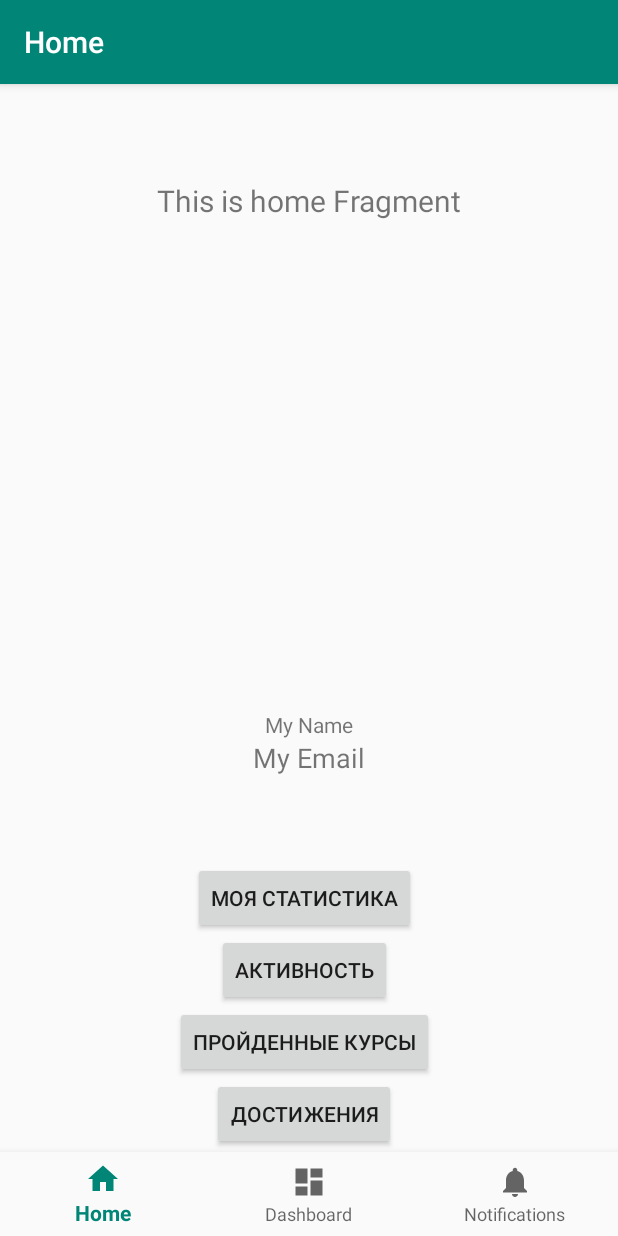
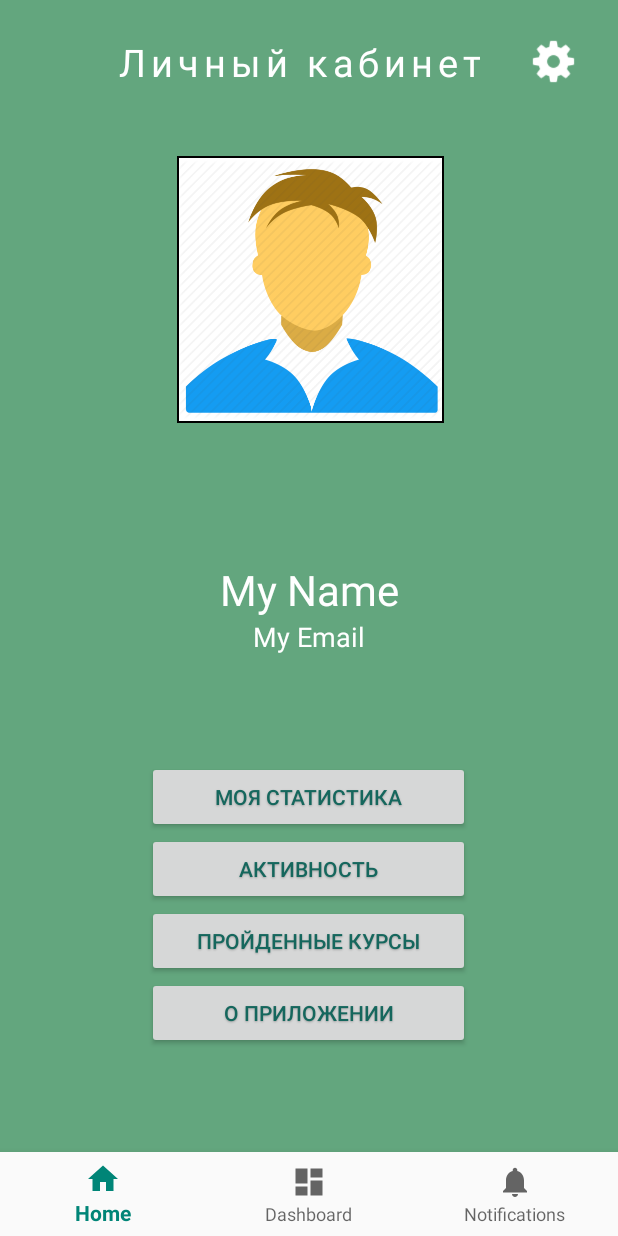
Before and after one commit to KJEITA/Team4_Application, an Android app: the HomeFragment screen opened directly, with no data from a screen before it, on a phone screen of 412 x 824 dp. Run offline under Robolectric (Android 15) with nearby library versions, the phone set to English and light mode, and no system bars; our stand-ins replace Firebase (no records; nobody signed in at launch, a user with empty details on screens opened directly), navigation-ui; 2 statements that could not run were skipped.

Commit message:
Add some design + add new page: statistika, settings and about app

```diff
--- a/app/src/main/AndroidManifest.xml
+++ b/app/src/main/AndroidManifest.xml
@@ -11,7 +11,7 @@
         android:theme="@style/AppTheme">
         <activity
             android:name=".MainActivity"
-            android:label="@string/app_name"></activity>
+            android:label="@string/app_name" />
 
         <activity
             android:name=".ui.signUp.SignUp"
--- a/app/src/main/java/bonch/dev/team4_application/MainActivity.kt
+++ b/app/src/main/java/bonch/dev/team4_application/MainActivity.kt
@@ -22,5 +22,7 @@ class MainActivity : AppCompatActivity() {
             R.id.navigation_home, R.id.navigation_dashboard, R.id.navigation_notifications))
         setupActionBarWithNavController(navController, appBarConfiguration)
         navView.setupWithNavController(navController)
+
+        supportActionBar?.hide()
     }
 }
--- a/app/src/main/java/bonch/dev/team4_application/ui/home/HomeFragment.kt
+++ b/app/src/main/java/bonch/dev/team4_application/ui/home/HomeFragment.kt
@@ -1,17 +1,21 @@
 package bonch.dev.team4_application.ui.home
 
+import android.content.Context
+import android.content.Intent
 import android.os.Bundle
 import android.view.LayoutInflater
 import android.view.View
 import android.view.ViewGroup
+import android.widget.Button
+import android.widget.ImageView
 import android.widget.TextView
 import androidx.fragment.app.Fragment
-import androidx.lifecycle.Observer
+import androidx.fragment.app.FragmentManager
 import androidx.lifecycle.ViewModelProviders
 import bonch.dev.team4_application.R
+import bonch.dev.team4_application.ui.fragments.StaticFragment
 import com.google.firebase.auth.FirebaseAuth
 import com.google.firebase.database.*
-import kotlinx.android.synthetic.main.fragment_home.*
 
 class HomeFragment : Fragment() {
 
@@ -24,6 +28,21 @@ class HomeFragment : Fragment() {
     private lateinit var myName: TextView
     private lateinit var myEmail: TextView
 
+    private lateinit var staticButton: Button
+    private lateinit var nastrButton: ImageView
+    private lateinit var aboutAppButton: Button
+
+    private lateinit var avatarImage: ImageView
+
+    var dialogStat = StaticFragment()
+    val dialogNastr = NastrFragment()
+    val dialogAboutApp = AboutAppFragment()
+
+
+    override fun onAttach(context: Context) {
+        super.onAttach(context)
+    }
+
     override fun onCreateView(
         inflater: LayoutInflater,
         container: ViewGroup?,
@@ -32,15 +51,15 @@ class HomeFragment : Fragment() {
         homeViewModel =
             ViewModelProviders.of(this).get(HomeViewModel::class.java)
         val root = inflater.inflate(R.layout.fragment_home, container, false)
-        val textView: TextView = root.findViewById(R.id.text_home)
-        homeViewModel.text.observe(this, Observer {
-            textView.text = it
-        })
-
 
         myName = root.findViewById(R.id.name_text)
         myEmail = root.findViewById(R.id.email_text_view)
 
+        staticButton = root.findViewById(R.id.static_button)
+        nastrButton = root.findViewById(R.id.imageButton_nastr)
+        aboutAppButton = root.findViewById(R.id.about_app_button)
+
+        avatarImage = root.findViewById(R.id.avatar_image_view)
 
         mAuth = FirebaseAuth.getInstance()
 
@@ -51,7 +70,8 @@ class HomeFragment : Fragment() {
 
         mReference.addValueEventListener(object : ValueEventListener{
             override fun onDataChange(p0: DataSnapshot) {
-                myName.text = p0.child("name").value as String
+                myName.text = "${p0.child("name").value as String} " +
+                        "${p0.child("secondName").value as String}"
                 myEmail.text = p0.child("email").value as String
             }
 
@@ -60,7 +80,23 @@ class HomeFragment : Fragment() {
             }
         })
 
+        staticButton.setOnClickListener {
+            dialogStat.show(fragmentManager!!, "StaticFragment")
+        }
 
+        nastrButton.setOnClickListener {
+            dialogNastr.show(fragmentManager!!, "NastrFragment")
+        }
+
+        aboutAppButton.setOnClickListener {
+            dialogAboutApp.show(fragmentManager!!, "AboutAppFragment")
+        }
+
+        avatarImage.setOnClickListener {
+            val intent = Intent(Intent.ACTION_PICK)
+            intent.type = "image/*"
+            startActivityForResult(intent, 0)
+        }
 
         return root
     }
--- a/app/src/main/java/bonch/dev/team4_application/ui/home/HomeViewModel.kt
+++ b/app/src/main/java/bonch/dev/team4_application/ui/home/HomeViewModel.kt
@@ -6,8 +6,8 @@ import androidx.lifecycle.ViewModel
 
 class HomeViewModel : ViewModel() {
 
-    private val _text = MutableLiveData<String>().apply {
-        value = "This is home Fragment"
-    }
-    val text: LiveData<String> = _text
+//    private val _text = MutableLiveData<String>().apply {
+//        value = "This is home Fragment"
+//    }
+    //val text: LiveData<String> = _text
 }
--- /dev/null
+++ b/app/src/main/res/drawable/border.xml
@@ -0,0 +1,7 @@
+<?xml version="1.0" encoding="UTF-8"?>
+<shape xmlns:android="http://schemas.android.com/apk/res/android">
+    <solid android:color="#FFFFFF" />
+    <stroke android:width="1dp" android:color="#000000" />
+    <padding android:left="1dp" android:top="1dp" android:right="1dp"
+        android:bottom="1dp" />
+</shape>
--- a/app/src/main/res/layout/activity_main.xml
+++ b/app/src/main/res/layout/activity_main.xml
@@ -4,8 +4,7 @@
     xmlns:app="http://schemas.android.com/apk/res-auto"
     android:id="@+id/container"
     android:layout_width="match_parent"
-    android:layout_height="match_parent"
-    android:paddingTop="?attr/actionBarSize" >
+    android:layout_height="match_parent">
 
     <com.google.android.material.bottomnavigation.BottomNavigationView
         android:id="@+id/nav_view"
--- a/app/src/main/res/layout/fragment_home.xml
+++ b/app/src/main/res/layout/fragment_home.xml
@@ -2,28 +2,34 @@
 <androidx.constraintlayout.widget.ConstraintLayout
     xmlns:android="http://schemas.android.com/apk/res/android"
     xmlns:app="http://schemas.android.com/apk/res-auto"
+    xmlns:tools="http://schemas.android.com/tools"
     android:layout_width="match_parent"
-    android:layout_height="match_parent" >
+    android:layout_height="match_parent"
+    android:background="#63a67e"
+    android:scrollbarDefaultDelayBeforeFade="400"
+    android:scrollbarSize="4dp">
 
     <TextView
-        android:id="@+id/text_home"
-        android:layout_width="match_parent"
+        android:id="@+id/text_label"
+        android:layout_width="wrap_content"
         android:layout_height="wrap_content"
-        android:layout_marginStart="8dp"
-        android:layout_marginTop="8dp"
-        android:layout_marginEnd="8dp"
+        android:layout_marginStart="100dp"
+        android:layout_marginTop="24dp"
+        android:layout_marginEnd="56dp"
+        android:letterSpacing="0.13"
+        android:text="Личный кабинет"
         android:textAlignment="center"
-        android:textSize="20sp"
-        android:text="Личный кабинет"
-        app:layout_constraintEnd_toEndOf="parent"
+        android:textColor="#FFF"
+        android:textSize="25sp"
+        app:layout_constraintEnd_toStartOf="@+id/imageButton_nastr"
         app:layout_constraintStart_toStartOf="parent"
-        app:layout_constraintTop_toTopOf="parent"/>
+        app:layout_constraintTop_toTopOf="parent" />
 
     <LinearLayout
         android:id="@+id/linearLayout"
         android:layout_width="match_parent"
         android:layout_height="wrap_content"
-        android:layout_marginTop="73dp"
+        android:layout_marginTop="45dp"
         android:orientation="vertical"
         app:layout_constraintBottom_toTopOf="@+id/linearLayout4"
         app:layout_constraintEnd_toEndOf="parent"
@@ -38,7 +44,9 @@
             android:ems="10"
             android:gravity="center"
             android:inputType="textPersonName"
-            android:text="My Name" />
+            android:text="My Name"
+            android:textColor="#FFF"
+            android:textSize="28sp" />
 
         <TextView
             android:id="@+id/email_text_view"
@@ -46,15 +54,16 @@
             android:layout_height="wrap_content"
             android:gravity="center"
             android:text="My Email"
+            android:textColor="#FFF"
             android:textSize="18sp" />
     </LinearLayout>
 
     <LinearLayout
         android:id="@+id/linearLayout4"
-        android:layout_width="406dp"
+        android:layout_width="0dp"
         android:layout_height="194dp"
         android:layout_marginTop="47dp"
-        android:layout_marginBottom="45dp"
+        android:layout_marginBottom="100dp"
         android:orientation="vertical"
         app:layout_constraintBottom_toBottomOf="parent"
         app:layout_constraintEnd_toEndOf="parent"
@@ -64,31 +73,52 @@
 
         <Button
             android:id="@+id/static_button"
-            android:layout_width="wrap_content"
+            android:layout_width="215dp"
             android:layout_height="wrap_content"
             android:layout_gravity="center"
-            android:text="Моя статистика" />
+            android:elevation="2dp"
+            android:shadowColor="#40000000"
+            android:shadowDx="0"
+            android:shadowDy="1"
+            android:shadowRadius="1"
+            android:text="Моя статистика"
+            android:textColor="#15675D" />
 
         <Button
             android:id="@+id/activ_button"
-            android:layout_width="wrap_content"
+            android:layout_width="215dp"
             android:layout_height="wrap_content"
             android:layout_gravity="center"
-            android:text="Активность" />
+            android:shadowColor="#40000000"
+            android:shadowDx="0"
+            android:shadowDy="1"
+            android:shadowRadius="1"
+            android:text="Активность"
+            android:textColor="#15675D" />
 
         <Button
             android:id="@+id/done_course_button"
-            android:layout_width="wrap_content"
+            android:layout_width="215dp"
             android:layout_height="wrap_content"
             android:layout_gravity="center"
-            android:text="Пройденные курсы" />
+            android:shadowColor="#40000000"
+            android:shadowDx="0"
+            android:shadowDy="1"
+            android:shadowRadius="1"
+            android:text="Пройденные курсы"
+            android:textColor="#15675D" />
 
         <Button
-            android:id="@+id/aciev_button"
-            android:layout_width="wrap_content"
+            android:id="@+id/about_app_button"
+            android:layout_width="215dp"
             android:layout_height="wrap_content"
             android:layout_gravity="center"
-            android:text="Достижения" />
+            android:shadowColor="#40000000"
+            android:shadowDx="0"
+            android:shadowDy="1"
+            android:shadowRadius="1"
+            android:text="О приложении"
+            android:textColor="#15675D" />
     </LinearLayout>
 
     <LinearLayout
@@ -96,7 +126,7 @@
         android:layout_width="match_parent"
         android:layout_height="226dp"
         android:layout_marginStart="2dp"
-        android:layout_marginTop="52dp"
+        android:layout_marginTop="80dp"
         android:gravity="center_horizontal"
         android:orientation="horizontal"
         app:layout_constraintEnd_toEndOf="parent"
@@ -105,8 +135,25 @@
 
         <ImageView
             android:id="@+id/avatar_image_view"
-            android:layout_width="match_parent"
-            android:layout_height="match_parent"
-            android:layout_gravity="center_vertical" />
+            android:layout_width="178dp"
+            android:layout_height="178dp"
+            android:layout_gravity="center_vertical"
+            android:adjustViewBounds="false"
+            android:background="@drawable/border"
+            android:baselineAlignBottom="false"
+            app:srcCompat="@drawable/avatar"
+            tools:srcCompat="@drawable/avatar" />
     </LinearLayout>
+
+    <ImageView
+        android:id="@+id/imageButton_nastr"
+        android:layout_width="30dp"
+        android:layout_height="30dp"
+        android:layout_marginTop="26dp"
+        android:layout_marginEnd="28dp"
+        android:background="#00FFFFFF"
+        app:layout_constraintEnd_toEndOf="parent"
+        app:layout_constraintTop_toTopOf="parent"
+        app:srcCompat="@drawable/settings_icon" />
+
 </androidx.constraintlayout.widget.ConstraintLayout>
```
Also changed, not shown: app/src/main/java/bonch/dev/team4_application/ui/home/AboutAppFragment.kt (added, +29 -0 lines), app/src/main/java/bonch/dev/team4_application/ui/home/NastrFragment.kt (added, +26 -0 lines), app/src/main/java/bonch/dev/team4_application/ui/home/StaticFragment.kt (added, +26 -0 lines), app/src/main/res/layout/fragment_about_app.xml (added, +88 -0 lines), app/src/main/res/layout/fragment_my_statistics.xml (added, +34 -0 lines), app/src/main/res/layout/fragment_nastr.xml (added, +64 -0 lines), app/src/main/res/values/strings.xml (+16 -0 lines), app/src/main/res/drawable-v24/avatar.png (added), app/src/main/res/drawable-v24/hello.png (added), app/src/main/res/drawable-v24/settings_icon.png (added), 1 other file.
